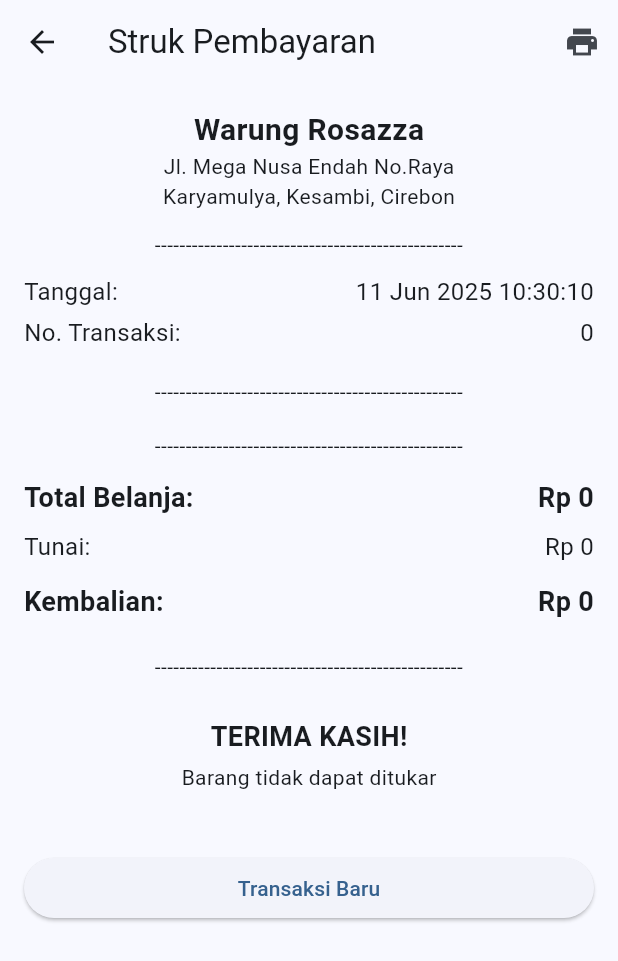
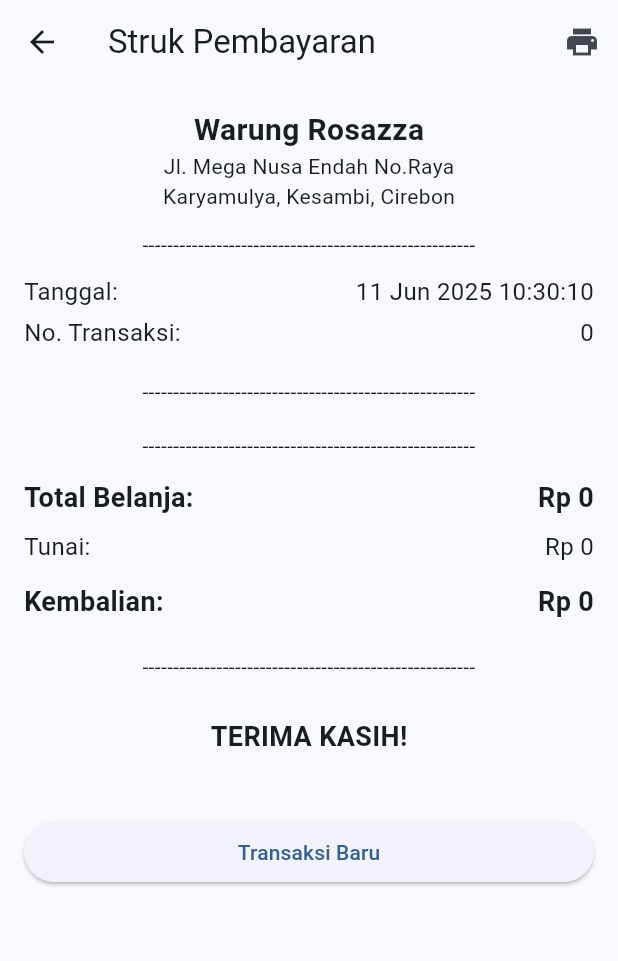
Before and after one commit to billdansr/rosapp, a Flutter app: the ReceiptScreen screen opened directly with empty values, on a phone screen of 412 x 824 dp. Shown: the top 961 px of the screen. Run offline on Flutter 3.47's test engine with Material 3 defaults, Android fonts, the phone set to English and light mode, and no system bars; our stand-ins replace camera, fl_chart, open_filex, pdf, printing, sqflite_common_ffi; missing offline and left inert: excel, zxing_lib; accounts and stored records are empty.

Commit message:
Refactor ReceiptScreen: center separator text for improved layout and remove unused return message

```diff
--- a/lib/screens/receipt_screen.dart
+++ b/lib/screens/receipt_screen.dart
@@ -11,10 +11,8 @@ class ReceiptScreen extends StatelessWidget {
   static const String kStoreAddressLine1 = 'Jl. Mega Nusa Endah No.Raya';
   static const String kStoreAddressLine2 = 'Karyamulya, Kesambi, Cirebon';
   static const String kThankYouMessage = 'TERIMA KASIH!';
-  static const String kNoReturnsMessage = 'Barang tidak dapat ditukar';
-  static const String kSeparator = '-------------------------------';
-  static const String kScreenSeparator =
-      '--------------------------------------------------';
+  static const String kSeparator = '-----------------------------------'; // Adjusted for PDF
+  static const String kScreenSeparator =  '------------------------------------------------------'; // Made longer
 
   // Formatters
   static final NumberFormat _currencyFormat =
@@ -73,7 +71,10 @@ class ReceiptScreen extends StatelessWidget {
                 ),
               ),
               pw.SizedBox(height: 5),
+              pw.Center(
+                child:
                     pw.Text(kSeparator, style: const pw.TextStyle(fontSize: 8)),
+              ),
               pw.SizedBox(height: 3),
               pw.Text(
                 'Tanggal: ${_receiptDateFormatter.format(transactionTime)}',
@@ -84,7 +85,10 @@ class ReceiptScreen extends StatelessWidget {
                 style: const pw.TextStyle(fontSize: 10),
               ),
               pw.SizedBox(height: 5),
+              pw.Center(
+                child:
                     pw.Text(kSeparator, style: const pw.TextStyle(fontSize: 8)),
+              ),
               pw.SizedBox(height: 5),
               ...cartItems.map(
                 (item) => pw.Row(
@@ -116,7 +120,10 @@ class ReceiptScreen extends StatelessWidget {
                 ),
               ),
               pw.SizedBox(height: 5),
+              pw.Center(
+                child:
                     pw.Text(kSeparator, style: const pw.TextStyle(fontSize: 8)),
+              ),
               pw.SizedBox(height: 5),
               pw.Row(
                 mainAxisAlignment: pw.MainAxisAlignment.spaceBetween,
@@ -164,7 +171,10 @@ class ReceiptScreen extends StatelessWidget {
                 ],
               ),
               pw.SizedBox(height: 5),
+              pw.Center(
+                child:
                     pw.Text(kSeparator, style: const pw.TextStyle(fontSize: 8)),
+              ),
               pw.SizedBox(height: 8),
               pw.Center(
                 child: pw.Text(
@@ -173,13 +183,6 @@ class ReceiptScreen extends StatelessWidget {
                     fontWeight: pw.FontWeight.bold,
                     fontSize: 10,
                   ),
-                ),
-              ),
-              pw.SizedBox(height: 3),
-              pw.Center(
-                child: pw.Text(
-                  kNoReturnsMessage,
-                  style: const pw.TextStyle(fontSize: 8),
                 ),
               ),
             ],
@@ -278,10 +281,12 @@ class ReceiptScreen extends StatelessWidget {
   Widget _buildTransactionInfo() {
     return Column(
       children: [
-        Text(
+        Center(
+          child: Text(
             kScreenSeparator,
             style: const TextStyle(fontSize: 14),
-          textAlign: TextAlign.center,
+            textAlign: TextAlign.center, // Keep for text within its own box
+          ),
         ),
         const SizedBox(height: 8),
         _buildInfoRow(
@@ -298,10 +303,12 @@ class ReceiptScreen extends StatelessWidget {
 
   List<Widget> _buildItemsList() {
     return [
-      Text(
+      Center(
+        child: Text(
           kScreenSeparator,
           style: const TextStyle(fontSize: 14),
           textAlign: TextAlign.center,
+        ),
       ),
       const SizedBox(height: 8),
       ...cartItems.map((item) => ListTile(
@@ -317,10 +324,12 @@ class ReceiptScreen extends StatelessWidget {
   Widget _buildPaymentSummary() {
     return Column(
       children: [
-        Text(
+        Center(
+          child: Text(
             kScreenSeparator,
             style: const TextStyle(fontSize: 14),
             textAlign: TextAlign.center,
+          ),
         ),
         const SizedBox(height: 8),
         _buildSummaryRow(
@@ -345,10 +354,12 @@ class ReceiptScreen extends StatelessWidget {
   Widget _buildFooter() {
     return Column(
       children: [
-        Text(
+        Center(
+          child: Text(
             kScreenSeparator,
             style: const TextStyle(fontSize: 14),
             textAlign: TextAlign.center,
+          ),
         ),
         const SizedBox(height: 24),
         Center(
@@ -358,13 +369,6 @@ class ReceiptScreen extends StatelessWidget {
               fontWeight: FontWeight.bold,
               fontSize: 18,
             ),
-          ),
-        ),
-        const SizedBox(height: 4),
-        Center(
-          child: Text(
-            kNoReturnsMessage,
-            style: const TextStyle(fontSize: 14),
           ),
         ),
       ],
```
Lines whose indentation alone changed are shown as unchanged.
